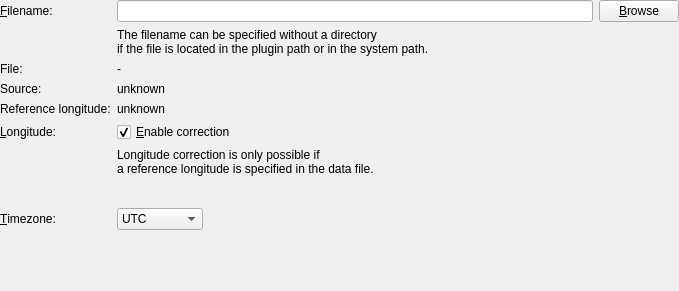
Old version of the form src/plugins/info/sunset/SunsetPluginSettingsPane.ui in the repository startkladde/startkladde.
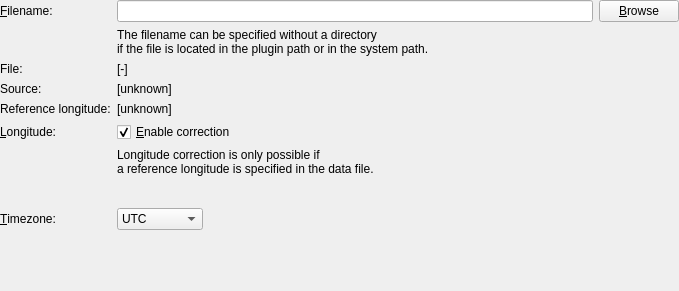
New version of the form. Custom widgets are drawn as their Qt base class.

What changed in the file:
```diff
--- a/src/plugins/info/sunset/SunsetPluginSettingsPane.ui
+++ b/src/plugins/info/sunset/SunsetPluginSettingsPane.ui
@@ -75,7 +75,7 @@
         <string>The complete name of the data file</string>
        </property>
        <property name="text">
-        <string>-</string>
+        <string notr="true">[-]</string>
        </property>
       </widget>
      </item>
@@ -92,7 +92,7 @@
         <string>The source of the data, according to the data file</string>
        </property>
        <property name="text">
-        <string>unknown</string>
+        <string notr="true">[unknown]</string>
        </property>
       </widget>
      </item>
@@ -109,7 +109,7 @@
         <string>The longitude for which the times in the file are valid</string>
        </property>
        <property name="text">
-        <string>unknown</string>
+        <string notr="true">[unknown]</string>
        </property>
       </widget>
      </item>
```
